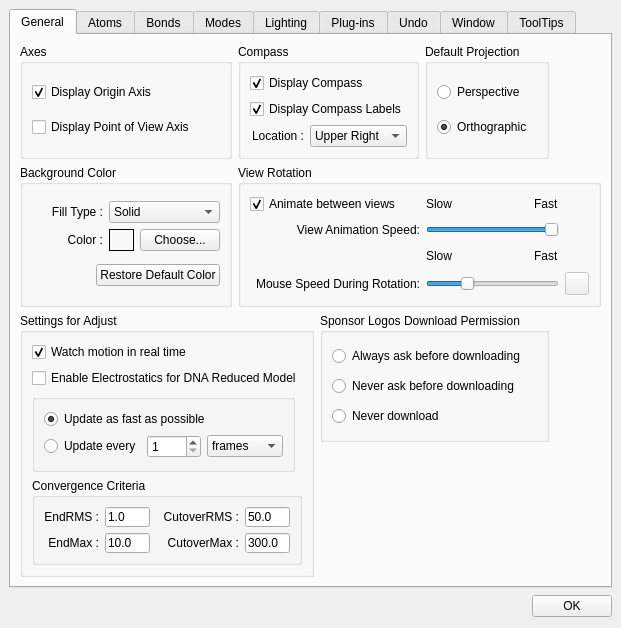
Qt form cad/src/UserPrefsDialog.ui (kanzure/nanoengineer) before a commit.
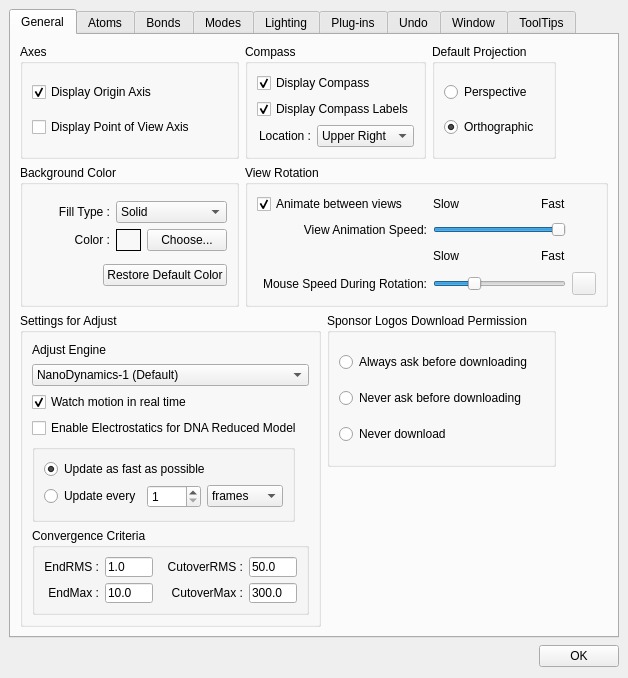
The same form after that commit. The open tabs and pages were chosen to show the change. Icons and pictures are not drawn.

Commit message: ui elements for Gromacs , new options in the Minimize energy Minimize Engine and also under Preferences > General > Adjust . These don't do anything yet, those are just the UI options.

```diff
--- a/cad/src/UserPrefsDialog.ui
+++ b/cad/src/UserPrefsDialog.ui
@@ -661,7 +661,174 @@
           <property name="spacing" >
            <number>6</number>
           </property>
+          <item row="1" column="0" >
+           <layout class="QHBoxLayout" >
+            <property name="margin" >
+             <number>0</number>
+            </property>
+            <property name="spacing" >
+             <number>6</number>
+            </property>
+            <item>
+             <layout class="QVBoxLayout" >
+              <property name="margin" >
+               <number>0</number>
+              </property>
+              <property name="spacing" >
+               <number>6</number>
+              </property>
+              <item>
+               <widget class="QCheckBox" name="watch_min_in_realtime_checkbox" >
+                <property name="toolTip" >
+                 <string>Enable/disable real time graphical updates for &lt;b>Adjust All&lt;/b> or &lt;b>Adjust Selection&lt;/b></string>
+                </property>
+                <property name="text" >
+                 <string>Watch motion in real time</string>
+                </property>
+                <property name="checked" >
+                 <bool>true</bool>
+                </property>
+               </widget>
+              </item>
+              <item>
+               <widget class="QCheckBox" name="electrostaticsForDnaDuringAdjust_checkBox" >
+                <property name="text" >
+                 <string>Enable Electrostatics for DNA Reduced Model</string>
+                </property>
+               </widget>
+              </item>
+             </layout>
+            </item>
+            <item>
+             <spacer>
+              <property name="orientation" >
+               <enum>Qt::Horizontal</enum>
+              </property>
+              <property name="sizeHint" >
+               <size>
+                <width>40</width>
+                <height>20</height>
+               </size>
+              </property>
+             </spacer>
+            </item>
+           </layout>
+          </item>
           <item row="2" column="0" >
+           <layout class="QHBoxLayout" >
+            <property name="margin" >
+             <number>0</number>
+            </property>
+            <property name="spacing" >
+             <number>6</number>
+            </property>
+            <item>
+             <widget class="QGroupBox" name="update_btngrp" >
+              <property name="title" >
+               <string/>
+              </property>
+              <layout class="QVBoxLayout" >
+               <property name="margin" >
+                <number>9</number>
+               </property>
+               <property name="spacing" >
+                <number>6</number>
+               </property>
+               <item>
+                <widget class="QRadioButton" name="update_asap_rbtn" >
+                 <property name="toolTip" >
+                  <string>Update every 2 seconds, or faster if it doesn't slow adjustments by more than 20%</string>
+                 </property>
+                 <property name="text" >
+                  <string>Update as fast as possible</string>
+                 </property>
+                 <property name="checked" >
+                  <bool>true</bool>
+                 </property>
+                </widget>
+               </item>
+               <item>
+                <layout class="QHBoxLayout" >
+                 <property name="margin" >
+                  <number>0</number>
+                 </property>
+                 <property name="spacing" >
+                  <number>6</number>
+                 </property>
+                 <item>
+                  <widget class="QRadioButton" name="update_every_rbtn" >
+                   <property name="toolTip" >
+                    <string>Specify how often to update the screen during adjustments</string>
+                   </property>
+                   <property name="text" >
+                    <string>Update every</string>
+                   </property>
+                  </widget>
+                 </item>
+                 <item>
+                  <widget class="QSpinBox" name="update_number_spinbox" >
+                   <property name="toolTip" >
+                    <string>Specify how often to update the screen during adjustments</string>
+                   </property>
+                   <property name="maximum" >
+                    <number>9999</number>
+                   </property>
+                   <property name="minimum" >
+                    <number>1</number>
+                   </property>
+                   <property name="value" >
+                    <number>1</number>
+                   </property>
+                  </widget>
+                 </item>
+                 <item>
+                  <widget class="QComboBox" name="update_units_combobox" >
+                   <property name="toolTip" >
+                    <string>Specify how often to update the screen during adjustments</string>
+                   </property>
+                   <item>
+                    <property name="text" >
+                     <string>frames</string>
+                    </property>
+                   </item>
+                   <item>
+                    <property name="text" >
+                     <string>seconds</string>
+                    </property>
+                   </item>
+                   <item>
+                    <property name="text" >
+                     <string>minutes</string>
+                    </property>
+                   </item>
+                   <item>
+                    <property name="text" >
+                     <string>hours</string>
+                    </property>
+                   </item>
+                  </widget>
+                 </item>
+                </layout>
+               </item>
+              </layout>
+             </widget>
+            </item>
+            <item>
+             <spacer>
+              <property name="orientation" >
+               <enum>Qt::Horizontal</enum>
+              </property>
+              <property name="sizeHint" >
+               <size>
+                <width>40</width>
+                <height>20</height>
+               </size>
+              </property>
+             </spacer>
+            </item>
+           </layout>
+          </item>
+          <item row="3" column="0" >
            <widget class="QGroupBox" name="groupBox20" >
             <property name="sizePolicy" >
              <sizepolicy>
@@ -883,122 +1050,8 @@
             </layout>
            </widget>
           </item>
-          <item row="1" column="0" >
-           <layout class="QHBoxLayout" >
-            <property name="margin" >
-             <number>0</number>
-            </property>
-            <property name="spacing" >
-             <number>6</number>
-            </property>
-            <item>
-             <widget class="QGroupBox" name="update_btngrp" >
-              <property name="title" >
-               <string/>
-              </property>
-              <layout class="QVBoxLayout" >
-               <property name="margin" >
-                <number>9</number>
-               </property>
-               <property name="spacing" >
-                <number>6</number>
-               </property>
-               <item>
-                <widget class="QRadioButton" name="update_asap_rbtn" >
-                 <property name="toolTip" >
-                  <string>Update every 2 seconds, or faster if it doesn't slow adjustments by more than 20%</string>
-                 </property>
-                 <property name="text" >
-                  <string>Update as fast as possible</string>
-                 </property>
-                 <property name="checked" >
-                  <bool>true</bool>
-                 </property>
-                </widget>
-               </item>
-               <item>
-                <layout class="QHBoxLayout" >
-                 <property name="margin" >
-                  <number>0</number>
-                 </property>
-                 <property name="spacing" >
-                  <number>6</number>
-                 </property>
-                 <item>
-                  <widget class="QRadioButton" name="update_every_rbtn" >
-                   <property name="toolTip" >
-                    <string>Specify how often to update the screen during adjustments</string>
-                   </property>
-                   <property name="text" >
-                    <string>Update every</string>
-                   </property>
-                  </widget>
-                 </item>
-                 <item>
-                  <widget class="QSpinBox" name="update_number_spinbox" >
-                   <property name="toolTip" >
-                    <string>Specify how often to update the screen during adjustments</string>
-                   </property>
-                   <property name="maximum" >
-                    <number>9999</number>
-                   </property>
-                   <property name="minimum" >
-                    <number>1</number>
-                   </property>
-                   <property name="value" >
-                    <number>1</number>
-                   </property>
-                  </widget>
-                 </item>
-                 <item>
-                  <widget class="QComboBox" name="update_units_combobox" >
-                   <property name="toolTip" >
-                    <string>Specify how often to update the screen during adjustments</string>
-                   </property>
-                   <item>
-                    <property name="text" >
-                     <string>frames</string>
-                    </property>
-                   </item>
-                   <item>
-                    <property name="text" >
-                     <string>seconds</string>
-                    </property>
-                   </item>
-                   <item>
-                    <property name="text" >
-                     <string>minutes</string>
-                    </property>
-                   </item>
-                   <item>
-                    <property name="text" >
-                     <string>hours</string>
-                    </property>
-                   </item>
-                  </widget>
-                 </item>
-                </layout>
-               </item>
-              </layout>
-             </widget>
-            </item>
-            <item>
-             <spacer>
-              <property name="orientation" >
-               <enum>Qt::Horizontal</enum>
-              </property>
-              <property name="sizeHint" >
-               <size>
-                <width>40</width>
-                <height>20</height>
-               </size>
-              </property>
-             </spacer>
-            </item>
-           </layout>
-          </item>
           <item row="0" column="0" >
-           <layout class="QHBoxLayout" >
+           <layout class="QVBoxLayout" >
             <property name="margin" >
              <number>0</number>
             </property>
@@ -1006,7 +1059,7 @@
              <number>6</number>
             </property>
             <item>
-             <layout class="QVBoxLayout" >
+             <layout class="QHBoxLayout" >
               <property name="margin" >
                <number>0</number>
               </property>
@@ -1014,39 +1067,84 @@
                <number>6</number>
               </property>
               <item>
-               <widget class="QCheckBox" name="watch_min_in_realtime_checkbox" >
-                <property name="toolTip" >
-                 <string>Enable/disable real time graphical updates for &lt;b>Adjust All&lt;/b> or &lt;b>Adjust Selection&lt;/b></string>
+               <widget class="QLabel" name="min_options_label_4" >
+                <property name="text" >
+                 <string>Adjust Engine</string>
                 </property>
+               </widget>
+              </item>
+              <item>
+               <spacer>
+                <property name="orientation" >
+                 <enum>Qt::Horizontal</enum>
+                </property>
+                <property name="sizeType" >
+                 <enum>QSizePolicy::Expanding</enum>
+                </property>
+                <property name="sizeHint" >
+                 <size>
+                  <width>21</width>
+                  <height>16</height>
+                 </size>
+                </property>
+               </spacer>
+              </item>
+              <item>
+               <widget class="QPushButton" name="grpbtn_4" >
+                <property name="sizePolicy" >
+                 <sizepolicy>
+                  <hsizetype>0</hsizetype>
+                  <vsizetype>0</vsizetype>
+                  <horstretch>0</horstretch>
+                  <verstretch>0</verstretch>
+                 </sizepolicy>
+                </property>
+                <property name="maximumSize" >
+                 <size>
+                  <width>16</width>
+                  <height>16</height>
+                 </size>
+                </property>
                 <property name="text" >
-                 <string>Watch motion in real time</string>
+                 <string/>
                 </property>
-                <property name="checked" >
+                <property name="icon" >
+                 <iconset>../../../../:icons/MinimizeEnergyPropDialog_image6</iconset>
+                </property>
+                <property name="autoDefault" >
+                 <bool>false</bool>
+                </property>
+                <property name="default" >
+                 <bool>false</bool>
+                </property>
+                <property name="flat" >
                  <bool>true</bool>
                 </property>
                </widget>
               </item>
-              <item>
-               <widget class="QCheckBox" name="electrostaticsForDnaDuringAdjust_checkBox" >
-                <property name="text" >
-                 <string>Enable Electrostatics for DNA Reduced Model</string>
-                </property>
-               </widget>
-              </item>
              </layout>
             </item>
             <item>
-             <spacer>
-              <property name="orientation" >
-               <enum>Qt::Horizontal</enum>
+             <widget class="QComboBox" name="minimize_engine_combobox" >
+              <property name="toolTip" >
+               <string>Choose the simulation engine with which to minimize energy.</string>
               </property>
-              <property name="sizeHint" >
-               <size>
-                <width>40</width>
-                <height>20</height>
-               </size>
-              </property>
-             </spacer>
+              <item>
+               <property name="text" >
+                <string>NanoDynamics-1 (Default)</string>
+               </property>
+              </item>
+              <item>
+               <property name="text" >
+                <string>GROMACS with ND1 Force Field</string>
+               </property>
+              </item>
+              <item>
+               <property name="text" >
+                <string>Background GROMACS with ND1 Force Field</string>
+               </property>
+              </item>
+             </widget>
             </item>
            </layout>
           </item>
```
Left out of the diff: 350 changed lines with no effect on the pictures. The commit also changes 3 other files.
